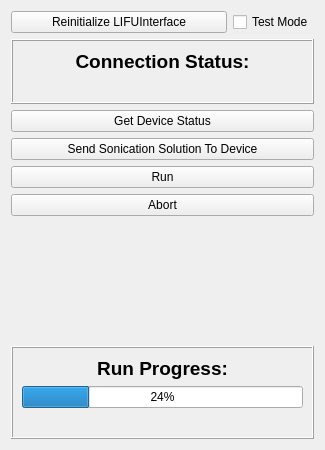
Qt form OpenLIFUSonicationControl/Resources/UI/OpenLIFUSonicationControl.ui (OpenwaterHealth/SlicerOpenLIFU) before a commit.
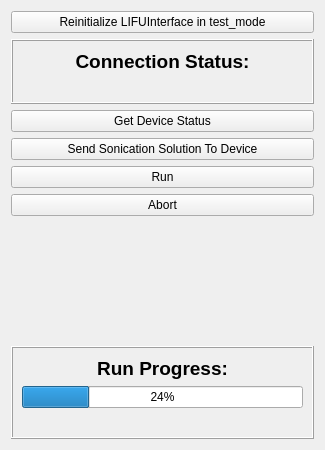
The same form after that commit. Custom widgets are drawn as their Qt base class.

Commit message:
Remove test_mode checkbox (#140)
While the button itself does a reinitialization, the button appears as a
toggle, which is more intuitive than adding a checkbox as the user may
check test_mode but never click the button to reinitialize
LIFUInterface.

- Note that the concept of this button is not meant for users.

Patch:
```diff
--- a/OpenLIFUSonicationControl/Resources/UI/OpenLIFUSonicationControl.ui
+++ b/OpenLIFUSonicationControl/Resources/UI/OpenLIFUSonicationControl.ui
@@ -12,8 +12,6 @@
   </property>
   <layout class="QVBoxLayout" name="verticalLayout_3">
    <item>
-    <layout class="QHBoxLayout" name="horizontalLayout">
-     <item>
       <widget class="QPushButton" name="reinitializeLIFUInterfacePushButton">
        <property name="sizePolicy">
         <sizepolicy hsizetype="MinimumExpanding" vsizetype="Fixed">
@@ -22,24 +20,9 @@
         </sizepolicy>
        </property>
        <property name="text">
-        <string>Reinitialize LIFUInterface</string>
-       </property>
-      </widget>
-     </item>
-     <item>
-      <widget class="QCheckBox" name="testModeCheckBox">
-       <property name="sizePolicy">
-        <sizepolicy hsizetype="Minimum" vsizetype="Fixed">
-         <horstretch>0</horstretch>
-         <verstretch>0</verstretch>
-        </sizepolicy>
-       </property>
-       <property name="text">
-        <string>Test Mode</string>
-       </property>
-      </widget>
-     </item>
-    </layout>
+      <string>Reinitialize LIFUInterface in test_mode</string>
+     </property>
+    </widget>
    </item>
    <item>
     <widget class="QFrame" name="connectedStateFrame">
```
Lines whose indentation alone changed are shown as unchanged. The commit also changes 1 other file.
